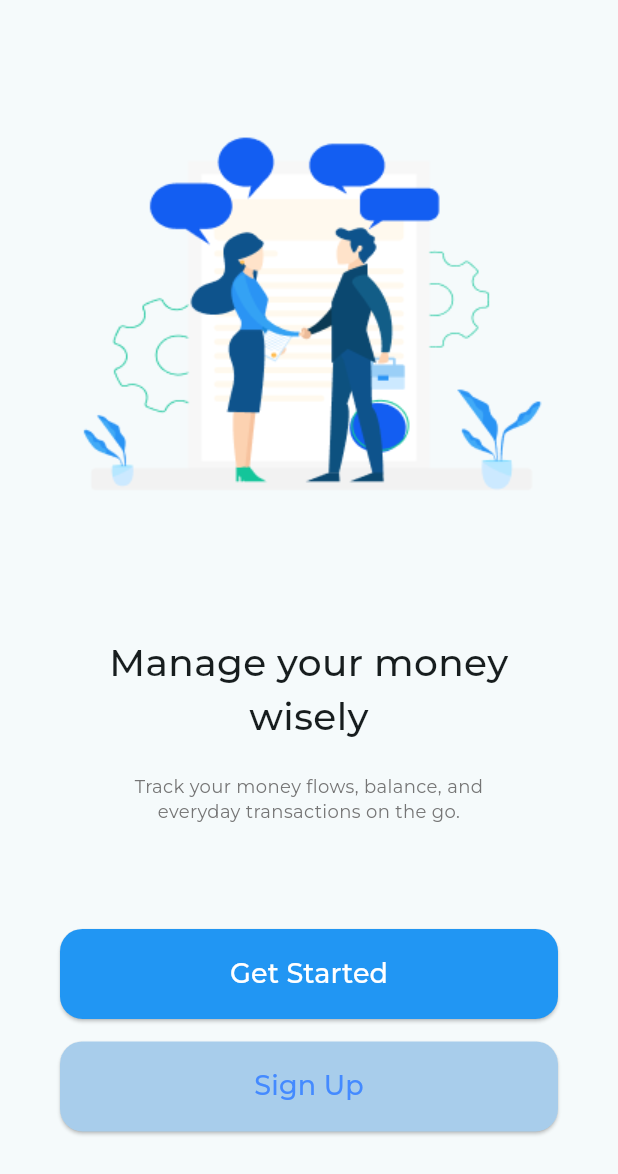
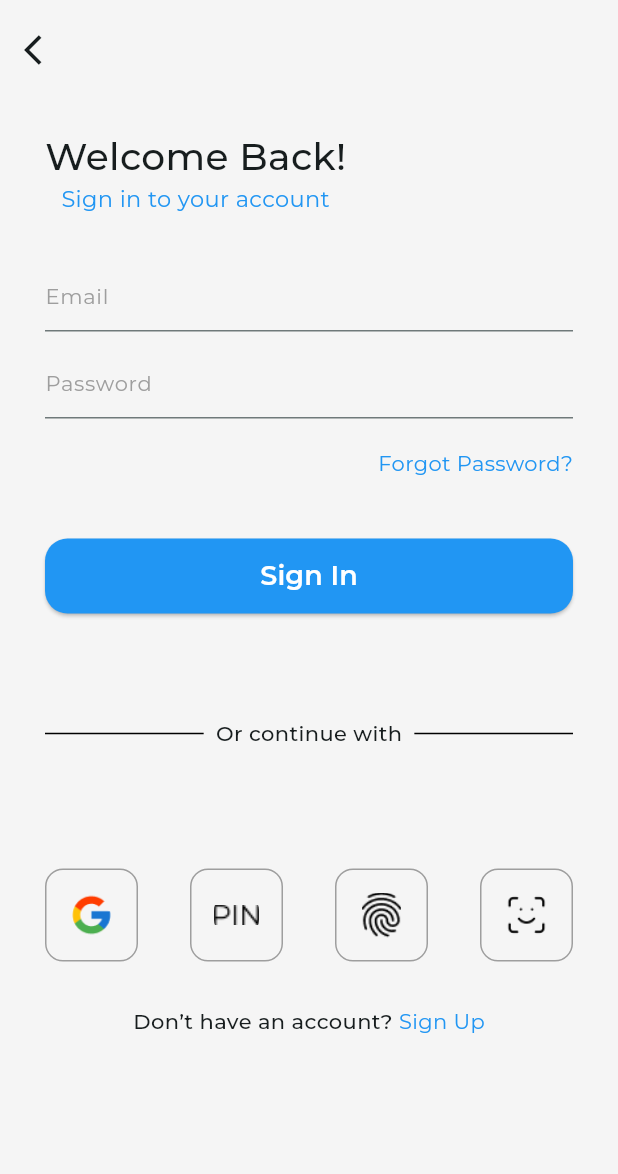
Before and after one commit to Jean-Aime-2023/Mince-Tech, a Flutter app: the final_intro_page screen opened directly, after a tap on "Sign Up", on a phone screen of 412 x 824 dp. Shown: the top 1174 px of the screen. Run offline on Flutter 3.47's test engine with Material 3 defaults, Android fonts, the phone set to English and light mode, and no system bars; our stand-ins replace google_fonts, smooth_page_indicator.

Commit message:
Signup_page added

```diff
--- a/lib/components/CustomButton.dart
+++ b/lib/components/CustomButton.dart
@@ -1,6 +1,7 @@
-// ignore_for_file: prefer_const_constructors_in_immutables
+// ignore_for_file: prefer_const_constructors_in_immutables, sized_box_for_whitespace
 
 import 'package:flutter/material.dart';
+import 'package:google_fonts/google_fonts.dart';
 
 class CustomButton extends StatelessWidget {
   final String title;
@@ -8,11 +9,18 @@ class CustomButton extends StatelessWidget {
   final Color textColor;
   final VoidCallback onPressed;
 
-  CustomButton({Key? key, required this.title, required this.color,required this.textColor, required this.onPressed})
-      : super(key: key);
+  CustomButton({
+    Key? key,
+    required this.title,
+    required this.color,
+    required this.textColor,
+    required this.onPressed,
+  }) : super(key: key);
 
   @override
   Widget build(BuildContext context) {
+    final buttonStyles = TextStyle(fontSize: 18,fontWeight:  FontWeight.w600, color: textColor); // Move inside the build method
+
     return SizedBox(
       width: double.infinity,
       child: ElevatedButton(
@@ -24,11 +32,11 @@ class CustomButton extends StatelessWidget {
           backgroundColor: color,
         ),
         child: Container(
-          height: 60,
+          height: 50,
           child: Center(
             child: Text(
               title,
-              style: TextStyle(fontSize: 18,color:textColor, fontFamily: 'montserrat'),
+              style: GoogleFonts.montserrat(textStyle: buttonStyles),
             ),
           ),
         ),
--- /dev/null
+++ b/lib/pages/Get_started.dart
@@ -0,0 +1,19 @@
+import 'package:flutter/material.dart';
+
+class Getstarted_page extends StatefulWidget {
+  const Getstarted_page({super.key});
+
+  @override
+  State<Getstarted_page> createState() => _Getstarted_pageState();
+}
+
+class _Getstarted_pageState extends State<Getstarted_page> {
+  @override
+  Widget build(BuildContext context) {
+    return Scaffold(
+      body: Center(
+        child: Text("Get_started"),
+      ),
+    );
+  }
+}
--- /dev/null
+++ b/lib/pages/Sign_up.dart
@@ -0,0 +1,189 @@
+// ignore_for_file: prefer_const_constructors, prefer_const_literals_to_create_immutables
+
+import 'package:flutter/material.dart';
+import 'package:flutter_application_1/components/CustomButton.dart';
+import 'package:google_fonts/google_fonts.dart';
+
+class SignUp_page extends StatelessWidget {
+  SignUp_page({Key? key});
+
+  final styleEmail = TextStyle();
+  final styleWelcome = TextStyle(
+    fontSize: 25.0,
+    fontWeight: FontWeight.w500,
+  );
+  final styleSignBlue = TextStyle(fontSize: 15, color: Colors.blue);
+  final forgotPassword = TextStyle(color: Colors.blue);
+  final continueText = TextStyle(fontWeight: FontWeight.w500);
+
+  @override
+  Widget build(BuildContext context) {
+    return Scaffold(
+      backgroundColor: Colors.grey[100],
+      appBar: AppBar(
+        backgroundColor: Colors.grey[100],
+        leading: IconButton(
+          padding: EdgeInsets.only(top: 10.0),
+          icon: Icon(Icons.arrow_back_ios),
+          onPressed: () {
+            Navigator.pop(context);
+          },
+        ),
+      ),
+      body: Padding(
+        padding: const EdgeInsets.all(30.0),
+        child: SingleChildScrollView(
+          child: Column(
+            children: [
+              Column(
+                mainAxisAlignment: MainAxisAlignment.spaceEvenly,
+                children: [
+                  Container(
+                      alignment: AlignmentDirectional.topStart,
+                      child: Column(
+                        children: [
+                          Text("Welcome Back!",
+                              style: GoogleFonts.montserrat(
+                                textStyle: styleWelcome,
+                              )),
+                          Text("Sign in to your account",
+                              style: GoogleFonts.montserrat(
+                                  textStyle: styleSignBlue)),
+                        ],
+                      )),
+                  SizedBox(height: 30.0),
+                  TextField(
+                    decoration: InputDecoration(
+                      hintText: 'Email', // Placeholder text
+                      hintStyle: GoogleFonts.montserrat(
+                        textStyle: TextStyle(
+                          fontSize: 14.0, // Adjust the font size as needed
+                          color: Colors.grey, // Adjust the color as needed
+                          fontFamily:
+                              'Montserrat', // Use the desired font family
+                          // You can add more styling options here if needed
+                        ),
+                      ),
+                    ),
+                  ),
+                  SizedBox(
+                    height: 10.0,
+                  ),
+                  TextField(
+                    decoration: InputDecoration(
+                      hintText: 'Password', // Placeholder text
+                      hintStyle: GoogleFonts.montserrat(
+                        textStyle: TextStyle(
+                          fontSize: 14.0, // Adjust the font size as needed
+                          color: Colors.grey, // Adjust the color as needed
+                          fontFamily:
+                              'Montserrat', // Use the desired font family
+                          // You can add more styling options here if needed
+                        ),
+                      ),
+                    ),
+                  ),
+                  SizedBox(height: 20.0),
+                  Row(
+                    mainAxisAlignment:
+                        MainAxisAlignment.end, // Align the Row to the end
+                    children: [
+                      Text(
+                        "Forgot Password?",
+                        textAlign: TextAlign.end,
+                        style: GoogleFonts.montserrat(
+                                  textStyle: forgotPassword) // Align the text to the end
+                      ),
+                    ],
+                  ),
+                  SizedBox(height: 40.0),
+                  CustomButton(
+                    title: "Sign In",
+                    color: Colors.blue,
+                    textColor: Colors.white,
+                    onPressed: () {},
+                  ),
+                  SizedBox(height: 50.0),
+                ],
+              ),
+              SizedBox(height: 20), // Adding space for better readability
+              Row(
+                mainAxisAlignment: MainAxisAlignment.spaceBetween,
+                children: [
+                  Expanded(
+                    child: Divider(
+                      color: Colors.black,
+                      height: 10,
+                    ),
+                  ),
+                  Text(
+                    "  Or continue with  ",
+                    style: GoogleFonts.montserrat(
+                                  textStyle: continueText),
+                  ),
+                  Expanded(
+                    child: Divider(
+                      color: Colors.black,
+                      height: 10,
+                    ),
+                  ),
+                ],
+              ),
+
+              SizedBox(height: 80), // Adding space for better readability
+              Column(
+                children: [
+                  Row(
+                    mainAxisAlignment: MainAxisAlignment.spaceBetween,
+                    children: [
+                      _buildImageWithBorder("assets/images/google_icon.png"),
+                      _buildImageWithBorder("assets/images/PIN.png"),
+                      _buildImageWithBorder("assets/images/Vector.png"),
+                      _buildImageWithBorder(
+                          "assets/images/lucide_scan-face.png"),
+                    ],
+                  ),
+                  SizedBox(
+                    height: 30.0,
+                  ),
+                  Row(
+                    mainAxisAlignment: MainAxisAlignment.center,
+                    children: [
+                      Text("Don’t have an account? " , style: GoogleFonts.montserrat(
+                                  textStyle: continueText),),
+                      Text(
+                        "Sign Up",
+                        style: GoogleFonts.montserrat(
+                                  textStyle: forgotPassword),
+                      ),
+                    ],
+                  ),
+                ],
+              ),
+            ],
+          ),
+        ),
+      ),
+    );
+  }
+}
+
+Widget _buildImageWithBorder(String imagePath) {
+  return Container(
+    padding: EdgeInsets.all(15.0), // Add padding to the container
+    decoration: BoxDecoration(
+      border: Border.all(color: Colors.grey, width: 1.0), // Add grey border
+      borderRadius: BorderRadius.circular(12.0), // Add border radius
+    ),
+    child: ClipRRect(
+      // ClipRRect to apply border radius to the image
+      borderRadius: BorderRadius.circular(12.0),
+      child: Image.asset(
+        imagePath,
+        fit: BoxFit.contain,
+        width: 30,
+        height: 30,
+      ),
+    ),
+  );
+}
--- a/lib/pages/intro_pages/final_intro_page.dart
+++ b/lib/pages/intro_pages/final_intro_page.dart
@@ -2,6 +2,8 @@
 
 import 'package:flutter/material.dart';
 import 'package:flutter_application_1/components/CustomButton.dart';
+import 'package:flutter_application_1/pages/Get_started.dart';
+import 'package:flutter_application_1/pages/Sign_up.dart';
 import 'package:google_fonts/google_fonts.dart';
 
 class final_intro_page extends StatelessWidget {
@@ -46,9 +48,34 @@ class final_intro_page extends StatelessWidget {
             Column(
               mainAxisAlignment: MainAxisAlignment.spaceEvenly,
               children: [
-                CustomButton(title: 'Get Started', color: Colors.blue,textColor: Colors.white, onPressed: (){}),
-                SizedBox(height: 15.0,),
-                CustomButton(title: 'Sign Up', color: Color.fromARGB(255, 168, 205, 235),textColor: Colors.blueAccent, onPressed: (){})
+                CustomButton(
+                  title: 'Get Started',
+                  color: Colors.blue,
+                  textColor: Colors.white,
+                  onPressed: () {
+                    // Navigate to the Get Started page when the button is pressed
+                    Navigator.push(
+                      context,
+                      MaterialPageRoute(
+                          builder: (context) => Getstarted_page()),
+                    );
+                  },
+                ),
+                SizedBox(
+                  height: 15.0,
+                ),
+                CustomButton(
+                  title: 'Sign Up',
+                  color: Color.fromARGB(255, 168, 205, 235),
+                  textColor: Colors.blueAccent,
+                  onPressed: () {
+                    // Navigate to the Get Started page when the button is pressed
+                    Navigator.push(
+                      context,
+                      MaterialPageRoute(builder: (context) => SignUp_page()),
+                    );
+                  },
+                )
               ],
             ),
           ],
```
Also changed, not shown: assets/images/PIN.png (added).
